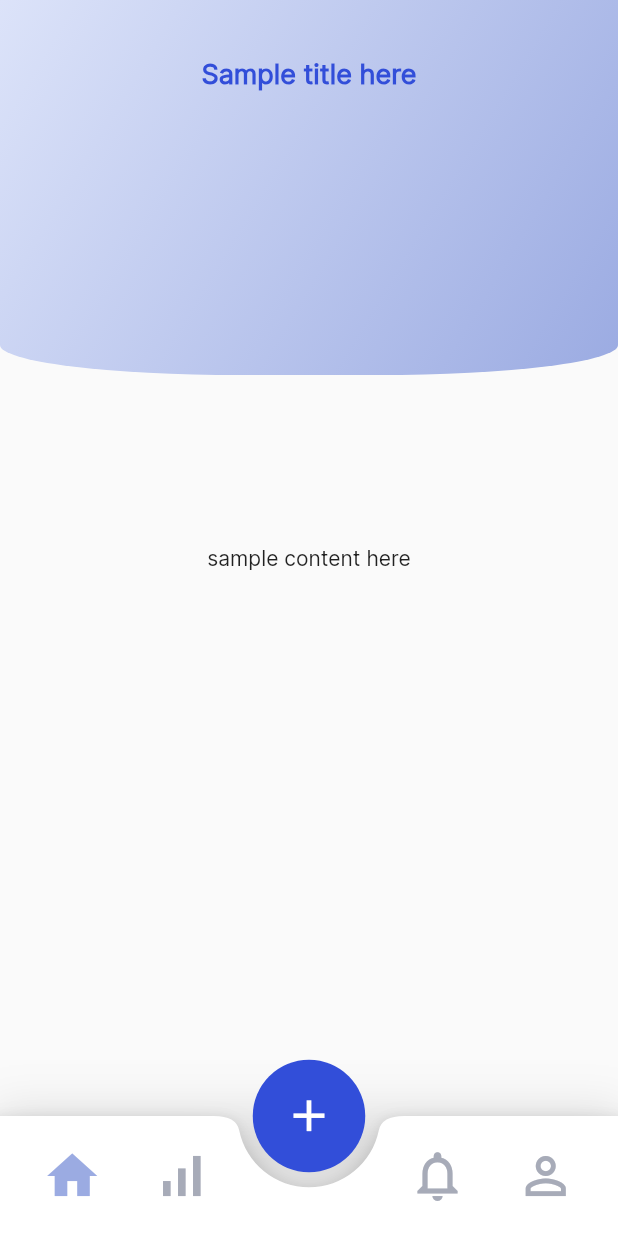
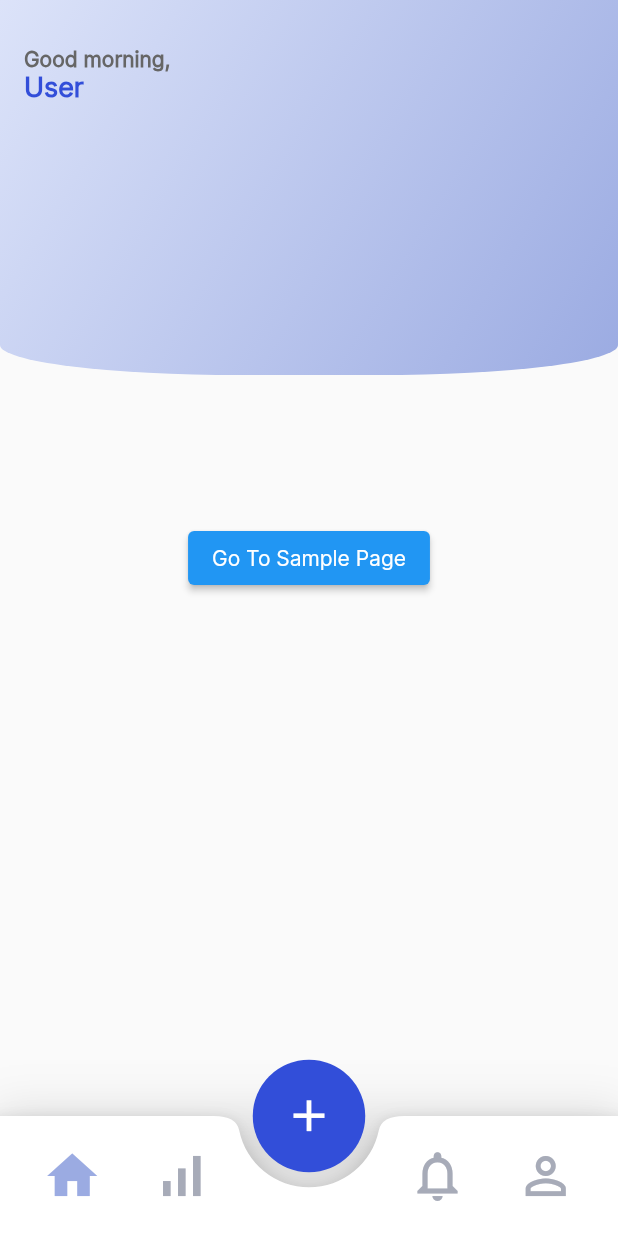
Before and after one commit to framgia/sph_flutter-capstone, a Flutter app: the screen it shows after launch, on a phone screen of 412 x 824 dp. Run offline on Flutter 3.47's test engine with Material 2 defaults, Android fonts, the phone set to English and light mode, and no system bars; our stand-ins replace auto_route, hooks_riverpod.

Commit message:
Setup Riverpod and auto_route

```diff
--- a/lib/main.dart
+++ b/lib/main.dart
@@ -1,30 +1,35 @@
 import 'package:flutter/material.dart';
 import 'package:flutter/services.dart';
+import 'package:hooks_riverpod/hooks_riverpod.dart';
+import 'package:auto_route/auto_route.dart';
+import 'package:sun_flutter_capstone/utils/routes/router.gr.dart';
 
 import 'package:sun_flutter_capstone/consts/global_style.dart';
-import 'package:sun_flutter_capstone/views/pages/home.dart';
-import 'package:sun_flutter_capstone/views/pages/sample_with_appbar.dart';
 
 void main() {
   SystemChrome.setSystemUIOverlayStyle(const SystemUiOverlayStyle(
     statusBarColor: Colors.transparent,
   ));
-  runApp(const MyApp());
+  runApp(ProviderScope(
+    child: MyApp(),
+  ));
 }
 
 class MyApp extends StatelessWidget {
-  const MyApp({Key? key}) : super(key: key);
+  MyApp({Key? key}) : super(key: key);
+  final _appRouter = AppRouter();
 
   @override
   Widget build(BuildContext context) {
-    return MaterialApp(
+    return MaterialApp.router(
       debugShowCheckedModeBanner: false,
       title: 'Flutter Demo',
       theme: ThemeData(
         appBarTheme: appBarTheme,
         fontFamily: 'Inter',
       ),
-      home: SamplePageWithAppBar(),
+      routerDelegate: _appRouter.delegate(),
+      routeInformationParser: _appRouter.defaultRouteParser(),
     );
   }
 }
--- a/lib/models/user.dart
+++ b/lib/models/user.dart
@@ -1 +1,6 @@
-// Sample File for Structure Demonstration
+class User {
+  User({required this.id, required this.username});
+
+  final int id;
+  final String username;
+}
--- /dev/null
+++ b/lib/state/session_provider.dart
@@ -0,0 +1,16 @@
+import 'package:hooks_riverpod/hooks_riverpod.dart';
+import 'package:sun_flutter_capstone/models/user.dart';
+
+final defaultUser = User(id: 0, username: 'User');
+
+final sessionProvider = StateProvider((_) => defaultUser);
+
+void setSessionUsername(WidgetRef ref, String username) {
+  ref.read(sessionProvider.state).update(
+        (state) => User(id: state.id, username: username),
+      );
+}
+
+void logout(WidgetRef ref) {
+  ref.read(sessionProvider.state).update((state) => defaultUser);
+}
--- /dev/null
+++ b/lib/utils/routes/router.dart
@@ -0,0 +1,9 @@
+import 'package:auto_route/auto_route.dart';
+import 'package:sun_flutter_capstone/views/pages/home.dart';
+import 'package:sun_flutter_capstone/views/pages/sample_with_appbar.dart';
+
+@MaterialAutoRouter(replaceInRouteName: 'Page,Route', routes: [
+  AutoRoute(path: '/', page: Home, initial: true),
+  AutoRoute(path: '/sample', page: SamplePageWithAppBar),
+])
+class $AppRouter {}
--- a/lib/views/pages/home.dart
+++ b/lib/views/pages/home.dart
@@ -1,30 +1,50 @@
-// Sample File for Structure Demonstration
 import 'package:flutter/material.dart';
+import 'package:hooks_riverpod/hooks_riverpod.dart';
 import 'package:sun_flutter_capstone/consts/global_style.dart';
-import 'package:sun_flutter_capstone/views/pages/sample_with_appbar.dart';
+import 'package:sun_flutter_capstone/state/session_provider.dart';
+import 'package:sun_flutter_capstone/utils/routing.dart';
 import 'package:sun_flutter_capstone/views/widgets/template.dart';
 
-class Home extends StatelessWidget {
+class Home extends HookConsumerWidget {
   const Home({Key? key}) : super(key: key);
 
   @override
-  Widget build(BuildContext context) {
+  Widget build(BuildContext context, WidgetRef ref) {
+    final user = ref.watch(sessionProvider);
     return Template(
       appbarTitle: Container(
         // padding: const EdgeInsets.only(top: 40),
         child: Column(
           crossAxisAlignment: CrossAxisAlignment.start,
-          children: const [
-            Text(
+          children: [
+            const Text(
               'Good morning,',
               style: TextStyle(color: AppColor.gray, fontSize: 14),
             ),
-            Text('User'),
+            Text(user.username),
           ],
         ),
       ),
       isTitleCenter: false,
-      content: Text('This is a sample content'),
+      content: Container(
+        alignment: Alignment.center,
+        child: Column(
+          mainAxisAlignment: MainAxisAlignment.center,
+          children: [
+            ElevatedButton(
+              onPressed: () => {navigateTo(context, '/sample')},
+              child: const Text('Go To Sample Page'),
+            ),
+            Visibility(
+              visible: user.username != 'User',
+              child: ElevatedButton(
+                onPressed: () => logout(ref),
+                child: const Text('Logout'),
+              ),
+            )
+          ],
+        ),
+      ),
     );
   }
 }
--- a/pubspec.yaml
+++ b/pubspec.yaml
@@ -11,12 +11,16 @@ dependencies:
     sdk: flutter
 
   cupertino_icons: ^1.0.2
+  auto_route: ^3.2.4
+  hooks_riverpod: ^1.0.3
 
 dev_dependencies:
   flutter_test:
     sdk: flutter
 
   flutter_lints: ^1.0.0
+  auto_route_generator: ^3.2.3
+  build_runner: ^2.1.10
 
 flutter:
 
```
Also changed, not shown: lib/utils/routing.dart (added, +10 -0 lines), lib/views/pages/sample_with_appbar.dart (+20 -8 lines), lib/utils/routes/router.gr.dart (added), lib/utils/test_util.dart (deleted), pubspec.lock, 2 other files.
